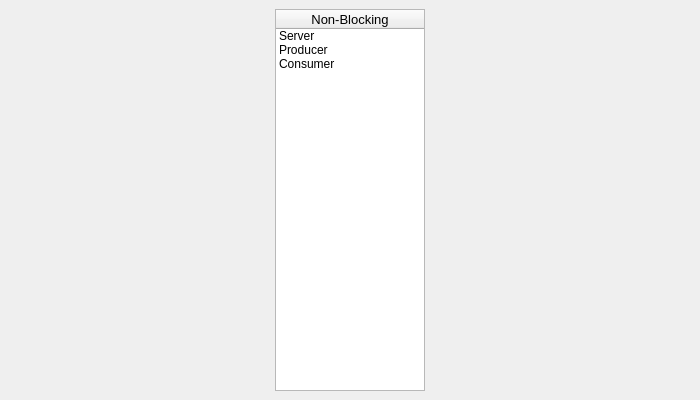
jack41402/FCU, file 112-1/WEB PROGRAMMING/Lab/Lab 8 – Non-blocking Socket/d1166506/home.ui: the form before one commit.
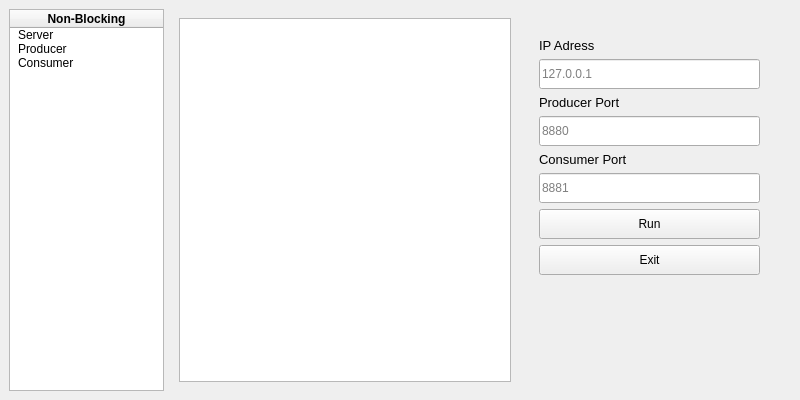
The form after the commit.

```diff
--- a/112-1/WEB PROGRAMMING/Lab/Lab 8 – Non-blocking Socket/d1166506/home.ui
+++ b/112-1/WEB PROGRAMMING/Lab/Lab 8 – Non-blocking Socket/d1166506/home.ui
@@ -9,7 +9,7 @@
    <rect>
     <x>0</x>
     <y>0</y>
-    <width>700</width>
+    <width>800</width>
     <height>400</height>
    </rect>
   </property>
@@ -23,83 +23,30 @@
    <property name="enabled">
     <bool>true</bool>
    </property>
-   <layout class="QGridLayout" name="gridLayout" columnstretch="0,0,0,0">
+   <layout class="QGridLayout" name="gridLayout" columnstretch="0,0,0,0,0,0,0">
     <property name="sizeConstraint">
      <enum>QLayout::SetDefaultConstraint</enum>
     </property>
-    <item row="0" column="0">
-     <layout class="QHBoxLayout" name="horizontalLayout" stretch="1">
+    <item row="0" column="3">
+     <layout class="QHBoxLayout" name="horizontalLayout" stretch="2,8">
       <item>
        <widget class="QTreeWidget" name="treeWidget">
-        <property name="sizePolicy">
-         <sizepolicy hsizetype="MinimumExpanding" vsizetype="MinimumExpanding">
-          <horstretch>0</horstretch>
-          <verstretch>0</verstretch>
-         </sizepolicy>
-        </property>
-        <property name="maximumSize">
-         <size>
-          <width>150</width>
-          <height>16777215</height>
-         </size>
-        </property>
-        <property name="autoFillBackground">
-         <bool>false</bool>
-        </property>
         <property name="indentation">
-         <number>0</number>
+         <number>5</number>
         </property>
-        <property name="uniformRowHeights">
-         <bool>false</bool>
-        </property>
-        <property name="itemsExpandable">
-         <bool>true</bool>
-        </property>
-        <property name="animated">
-         <bool>false</bool>
-        </property>
-        <property name="headerHidden">
-         <bool>false</bool>
-        </property>
-        <attribute name="headerVisible">
-         <bool>true</bool>
-        </attribute>
-        <attribute name="headerCascadingSectionResizes">
-         <bool>false</bool>
-        </attribute>
-        <attribute name="headerDefaultSectionSize">
-         <number>100</number>
-        </attribute>
-        <attribute name="headerHighlightSections">
-         <bool>true</bool>
-        </attribute>
-        <attribute name="headerMinimumSectionSize">
-         <number>24</number>
-        </attribute>
-        <attribute name="headerShowSortIndicator" stdset="0">
-         <bool>false</bool>
-        </attribute>
         <column>
          <property name="text">
           <string>Non-Blocking</string>
          </property>
          <property name="font">
           <font>
-           <pointsize>10</pointsize>
-           <weight>50</weight>
-           <bold>false</bold>
+           <weight>75</weight>
+           <bold>true</bold>
           </font>
          </property>
          <property name="textAlignment">
           <set>AlignCenter</set>
          </property>
-         <property name="background">
-          <color>
-           <red>255</red>
-           <green>255</green>
-           <blue>255</blue>
-          </color>
-         </property>
         </column>
         <item>
          <property name="text">
@@ -118,6 +65,438 @@
         </item>
        </widget>
       </item>
+      <item>
+       <widget class="QStackedWidget" name="stackedWidget">
+        <property name="currentIndex">
+         <number>0</number>
+        </property>
+        <widget class="QWidget" name="page_Server">
+         <layout class="QHBoxLayout" name="horizontalLayout_2" stretch="15,1,10,1">
+          <item>
+           <widget class="QTextBrowser" name="textBrowser"/>
+          </item>
+          <item>
+           <spacer name="horizontalSpacer">
+            <property name="orientation">
+             <enum>Qt::Horizontal</enum>
+            </property>
+            <property name="sizeHint" stdset="0">
+             <size>
+              <width>51</width>
+              <height>20</height>
+             </size>
+            </property>
+           </spacer>
+          </item>
+          <item>
+           <layout class="QVBoxLayout" name="verticalLayout">
+            <property name="spacing">
+             <number>6</number>
+            </property>
+            <item>
+             <spacer name="verticalSpacer">
+              <property name="orientation">
+               <enum>Qt::Vertical</enum>
+              </property>
+              <property name="sizeType">
+               <enum>QSizePolicy::Fixed</enum>
+              </property>
+              <property name="sizeHint" stdset="0">
+               <size>
+                <width>20</width>
+                <height>20</height>
+               </size>
+              </property>
+             </spacer>
+            </item>
+            <item>
+             <widget class="QLabel" name="label_IP_Address">
+              <property name="sizePolicy">
+               <sizepolicy hsizetype="Preferred" vsizetype="Fixed">
+                <horstretch>0</horstretch>
+                <verstretch>0</verstretch>
+               </sizepolicy>
+              </property>
+              <property name="font">
+               <font>
+                <family>Arial</family>
+                <pointsize>10</pointsize>
+                <weight>50</weight>
+                <bold>false</bold>
+               </font>
+              </property>
+              <property name="text">
+               <string>IP Adress</string>
+              </property>
+              <property name="alignment">
+               <set>Qt::AlignBottom|Qt::AlignLeading|Qt::AlignLeft</set>
+              </property>
+             </widget>
+            </item>
+            <item>
+             <widget class="QLineEdit" name="lineEdit_IP_Address">
+              <property name="sizePolicy">
+               <sizepolicy hsizetype="Expanding" vsizetype="Fixed">
+                <horstretch>0</horstretch>
+                <verstretch>0</verstretch>
+               </sizepolicy>
+              </property>
+              <property name="minimumSize">
+               <size>
+                <width>0</width>
+                <height>30</height>
+               </size>
+              </property>
+              <property name="placeholderText">
+               <string>127.0.0.1</string>
+              </property>
+             </widget>
+            </item>
+            <item>
+             <widget class="QLabel" name="label_Producer_Port">
+              <property name="sizePolicy">
+               <sizepolicy hsizetype="Preferred" vsizetype="Fixed">
+                <horstretch>0</horstretch>
+                <verstretch>0</verstretch>
+               </sizepolicy>
+              </property>
+              <property name="font">
+               <font>
+                <family>Arial</family>
+                <pointsize>10</pointsize>
+                <weight>50</weight>
+                <bold>false</bold>
+               </font>
+              </property>
+              <property name="text">
+               <string>Producer Port</string>
+              </property>
+              <property name="alignment">
+               <set>Qt::AlignBottom|Qt::AlignLeading|Qt::AlignLeft</set>
+              </property>
+             </widget>
+            </item>
+            <item>
+             <widget class="QLineEdit" name="lineEdit_Producer_Port">
+              <property name="sizePolicy">
+               <sizepolicy hsizetype="Expanding" vsizetype="Fixed">
+                <horstretch>0</horstretch>
+                <verstretch>0</verstretch>
+               </sizepolicy>
+              </property>
+              <property name="minimumSize">
+               <size>
+                <width>0</width>
+                <height>30</height>
+               </size>
+              </property>
+              <property name="text">
+               <string/>
+              </property>
+              <property name="readOnly">
+               <bool>false</bool>
+              </property>
+              <property name="placeholderText">
+               <string>8880</string>
+              </property>
+             </widget>
+            </item>
+            <item>
+             <widget class="QLabel" name="label_Consumer_Port">
+              <property name="sizePolicy">
+               <sizepolicy hsizetype="Preferred" vsizetype="Fixed">
+                <horstretch>0</horstretch>
+                <verstretch>0</verstretch>
+               </sizepolicy>
+              </property>
+              <property name="font">
+               <font>
+                <family>Arial</family>
+                <pointsize>10</pointsize>
+                <weight>50</weight>
+                <bold>false</bold>
+               </font>
+              </property>
+              <property name="text">
+               <string>Consumer Port</string>
+              </property>
+              <property name="alignment">
+               <set>Qt::AlignBottom|Qt::AlignLeading|Qt::AlignLeft</set>
+              </property>
+             </widget>
+            </item>
+            <item>
+             <widget class="QLineEdit" name="lineEdit_Consumer_Port">
+              <property name="sizePolicy">
+               <sizepolicy hsizetype="Expanding" vsizetype="Fixed">
+                <horstretch>0</horstretch>
+                <verstretch>0</verstretch>
+               </sizepolicy>
+              </property>
+              <property name="minimumSize">
+               <size>
+                <width>0</width>
+                <height>30</height>
+               </size>
+              </property>
+              <property name="text">
+               <string/>
+              </property>
+              <property name="readOnly">
+               <bool>false</bool>
+              </property>
+              <property name="placeholderText">
+               <string>8881</string>
+              </property>
+             </widget>
+            </item>
+            <item>
+             <widget class="QPushButton" name="btn_Run">
+              <property name="minimumSize">
+               <size>
+                <width>0</width>
+                <height>30</height>
+               </size>
+              </property>
+              <property name="text">
+               <string>Run</string>
+              </property>
+              <property name="flat">
+               <bool>false</bool>
+              </property>
+             </widget>
+            </item>
+            <item>
+             <widget class="QPushButton" name="btn_Exit">
+              <property name="minimumSize">
+               <size>
+                <width>0</width>
+                <height>30</height>
+               </size>
+              </property>
+              <property name="text">
+               <string>Exit</string>
+              </property>
+              <property name="flat">
+               <bool>false</bool>
+              </property>
+             </widget>
+            </item>
+            <item>
+             <spacer name="verticalSpacer_2">
+              <property name="orientation">
+               <enum>Qt::Vertical</enum>
+              </property>
+              <property name="sizeType">
+               <enum>QSizePolicy::MinimumExpanding</enum>
+              </property>
+              <property name="sizeHint" stdset="0">
+               <size>
+                <width>20</width>
+                <height>40</height>
+               </size>
+              </property>
+             </spacer>
+            </item>
+           </layout>
+          </item>
+          <item>
+           <spacer name="horizontalSpacer_2">
+            <property name="orientation">
+             <enum>Qt::Horizontal</enum>
+            </property>
+            <property name="sizeHint" stdset="0">
+             <size>
+              <width>14</width>
+              <height>20</height>
+             </size>
+            </property>
+           </spacer>
+          </item>
+         </layout>
+        </widget>
+        <widget class="QWidget" name="page_Producer">
+         <layout class="QHBoxLayout" name="horizontalLayout_3" stretch="15,1,10,1">
+          <item>
+           <widget class="QTextBrowser" name="textBrowser_2"/>
+          </item>
+          <item>
+           <spacer name="horizontalSpacer_3">
+            <property name="orientation">
+             <enum>Qt::Horizontal</enum>
+            </property>
+            <property name="sizeHint" stdset="0">
+             <size>
+              <width>18</width>
+              <height>20</height>
+             </size>
+            </property>
+           </spacer>
+          </item>
+          <item>
+           <layout class="QVBoxLayout" name="verticalLayout_5">
+            <property name="spacing">
+             <number>6</number>
+            </property>
+            <item>
+             <spacer name="verticalSpacer_7">
+              <property name="orientation">
+               <enum>Qt::Vertical</enum>
+              </property>
+              <property name="sizeType">
+               <enum>QSizePolicy::Fixed</enum>
+              </property>
+              <property name="sizeHint" stdset="0">
+               <size>
+                <width>20</width>
+                <height>20</height>
+               </size>
+              </property>
+             </spacer>
+            </item>
+            <item>
+             <widget class="QLabel" name="label_Number">
+              <property name="sizePolicy">
+               <sizepolicy hsizetype="Preferred" vsizetype="Fixed">
+                <horstretch>0</horstretch>
+                <verstretch>0</verstretch>
+               </sizepolicy>
+              </property>
+              <property name="font">
+               <font>
+                <family>Arial</family>
+                <pointsize>10</pointsize>
+                <weight>50</weight>
+                <bold>false</bold>
+               </font>
+              </property>
+              <property name="text">
+               <string>Number</string>
+              </property>
+              <property name="alignment">
+               <set>Qt::AlignBottom|Qt::AlignLeading|Qt::AlignLeft</set>
+              </property>
+             </widget>
+            </item>
+            <item>
+             <widget class="QLineEdit" name="lineEdit_Number">
+              <property name="sizePolicy">
+               <sizepolicy hsizetype="Expanding" vsizetype="Fixed">
+                <horstretch>0</horstretch>
+                <verstretch>0</verstretch>
+               </sizepolicy>
+              </property>
+              <property name="minimumSize">
+               <size>
+                <width>0</width>
+                <height>30</height>
+               </size>
+              </property>
+              <property name="placeholderText">
+               <string>10</string>
+              </property>
+             </widget>
+            </item>
+            <item>
+             <widget class="QPushButton" name="btn_Produce">
+              <property name="minimumSize">
+               <size>
+                <width>0</width>
+                <height>30</height>
+               </size>
+              </property>
+              <property name="text">
+               <string>Produce</string>
+              </property>
+              <property name="flat">
+               <bool>false</bool>
+              </property>
+             </widget>
+            </item>
+            <item>
+             <widget class="QPushButton" name="btn_Close">
+              <property name="minimumSize">
+               <size>
+                <width>0</width>
+                <height>30</height>
+               </size>
+              </property>
+              <property name="text">
+               <string>Close</string>
+              </property>
+              <property name="flat">
+               <bool>false</bool>
+              </property>
+             </widget>
+            </item>
+            <item>
+             <spacer name="verticalSpacer_8">
+              <property name="orientation">
+               <enum>Qt::Vertical</enum>
+              </property>
+              <property name="sizeType">
+               <enum>QSizePolicy::MinimumExpanding</enum>
+              </property>
+              <property name="sizeHint" stdset="0">
+               <size>
+                <width>20</width>
+                <height>40</height>
+               </size>
+              </property>
+             </spacer>
+            </item>
+           </layout>
+          </item>
+          <item>
+           <spacer name="horizontalSpacer_4">
+            <property name="orientation">
+             <enum>Qt::Horizontal</enum>
+            </property>
+            <property name="sizeHint" stdset="0">
+             <size>
+              <width>19</width>
+              <height>20</height>
+             </size>
+            </property>
+           </spacer>
+          </item>
+         </layout>
+        </widget>
+        <widget class="QWidget" name="page_Consumer">
+         <layout class="QVBoxLayout" name="verticalLayout_2" stretch="0,0">
+          <property name="spacing">
+           <number>0</number>
+          </property>
+          <item>
+           <widget class="QTextBrowser" name="textBrowser_3"/>
+          </item>
+          <item>
+           <layout class="QHBoxLayout" name="horizontalLayout_4">
+            <item>
+             <widget class="QPushButton" name="btn_Consume">
+              <property name="font">
+               <font>
+                <family>Microsoft JhengHei UI</family>
+               </font>
+              </property>
+              <property name="text">
+               <string>Consume</string>
+              </property>
+             </widget>
+            </item>
+            <item>
+             <widget class="QPushButton" name="btn_Close_2">
+              <property name="text">
+               <string>Close</string>
+              </property>
+             </widget>
+            </item>
+           </layout>
+          </item>
+         </layout>
+        </widget>
+       </widget>
+      </item>
      </layout>
     </item>
    </layout>
```
